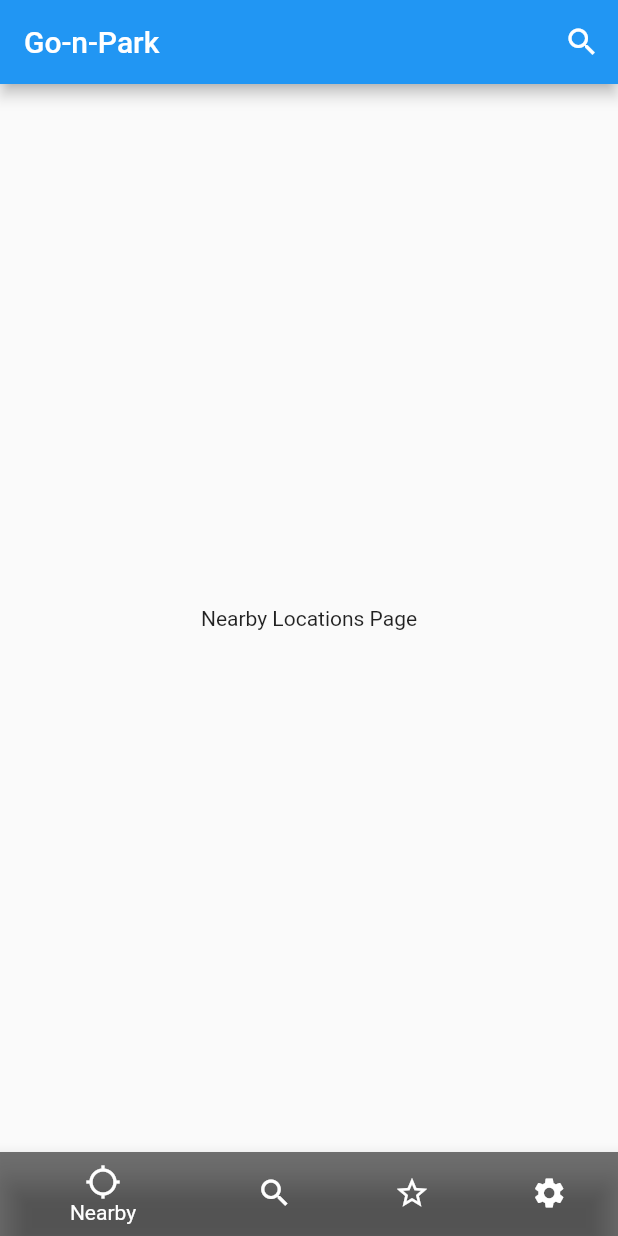
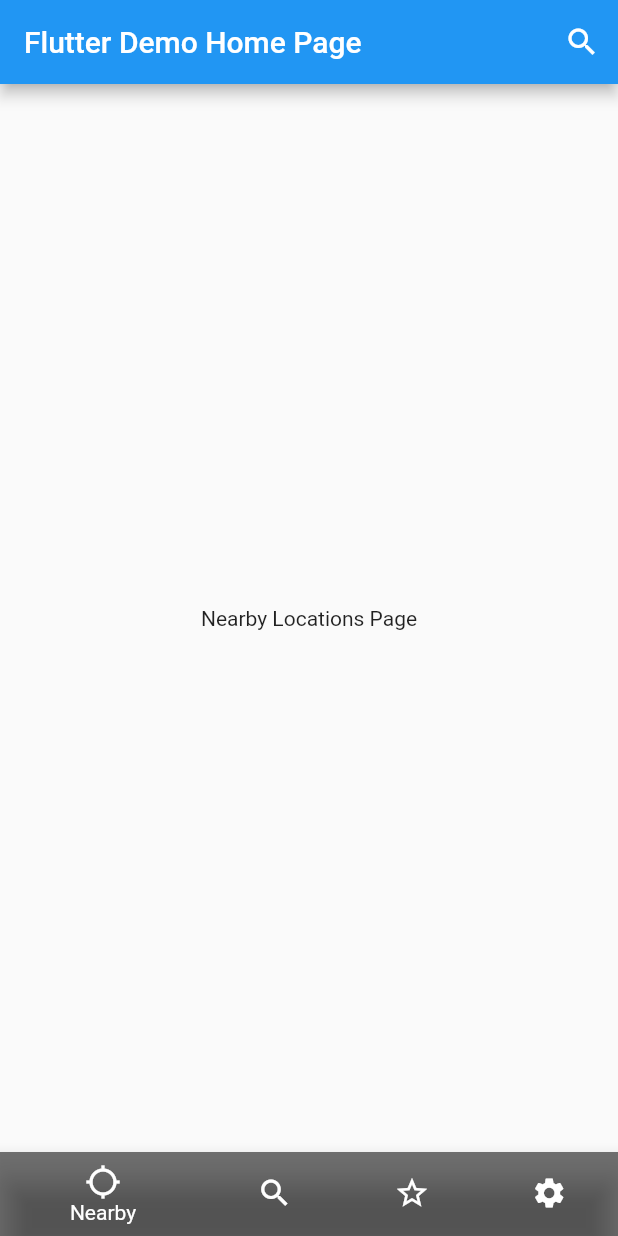
Before and after one commit to Blitzborg/Gon-Park, a Flutter app: the screen it shows after launch, on a phone screen of 412 x 824 dp. Run offline on Flutter 3.47's test engine with Material 2 defaults, Android fonts, the phone set to English and light mode, and no system bars.

Commit message:
Revert "Merge branch 'Rohan-Branch'"
This reverts commit ad34980b262f07c11d7091bbd977ef5345853195, reversing
changes made to 2867774b14e49e0747695960315c847724decd37.

```diff
--- a/lib/main.dart
+++ b/lib/main.dart
@@ -7,11 +7,11 @@ class MyApp extends StatelessWidget {
   @override
   Widget build(BuildContext context) {
     return MaterialApp(
-      title: 'Go-n-Park App',
+      title: 'Flutter Demo',
       theme: ThemeData(
         primarySwatch: Colors.blue,
       ),
-      home: MyHomePage(title: 'Go-n-Park'),
+      home: MyHomePage(title: 'Flutter Demo Home Page'),
     );
   }
 }
```
Also changed, not shown: lib/views/SettingsPage.dart (+4 -32 lines), 3 other files.
